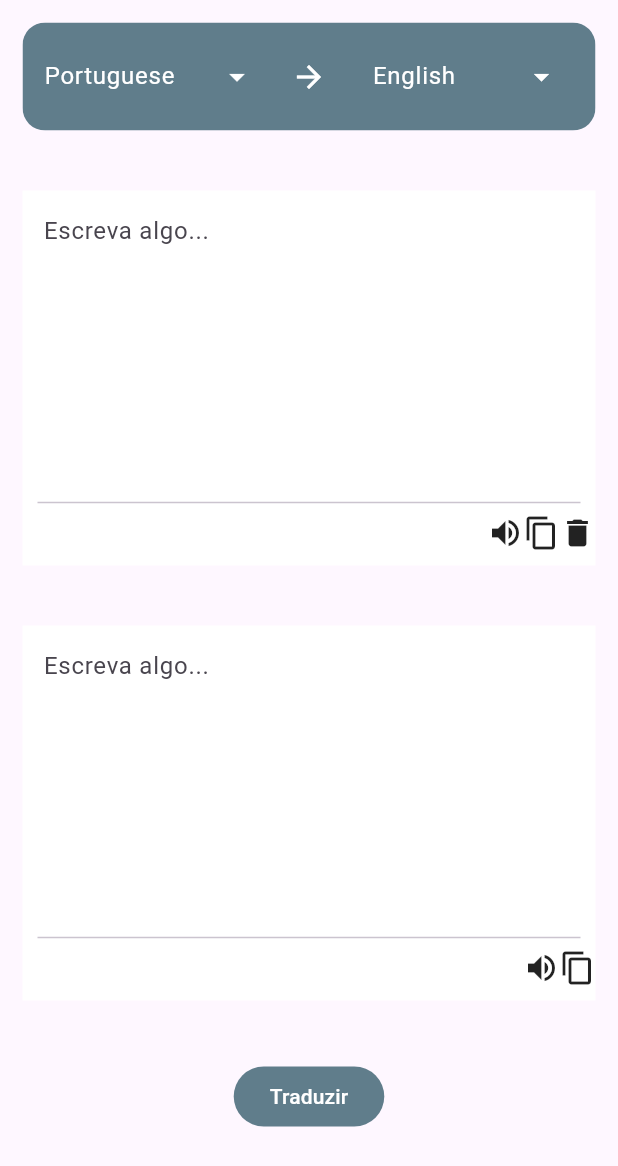
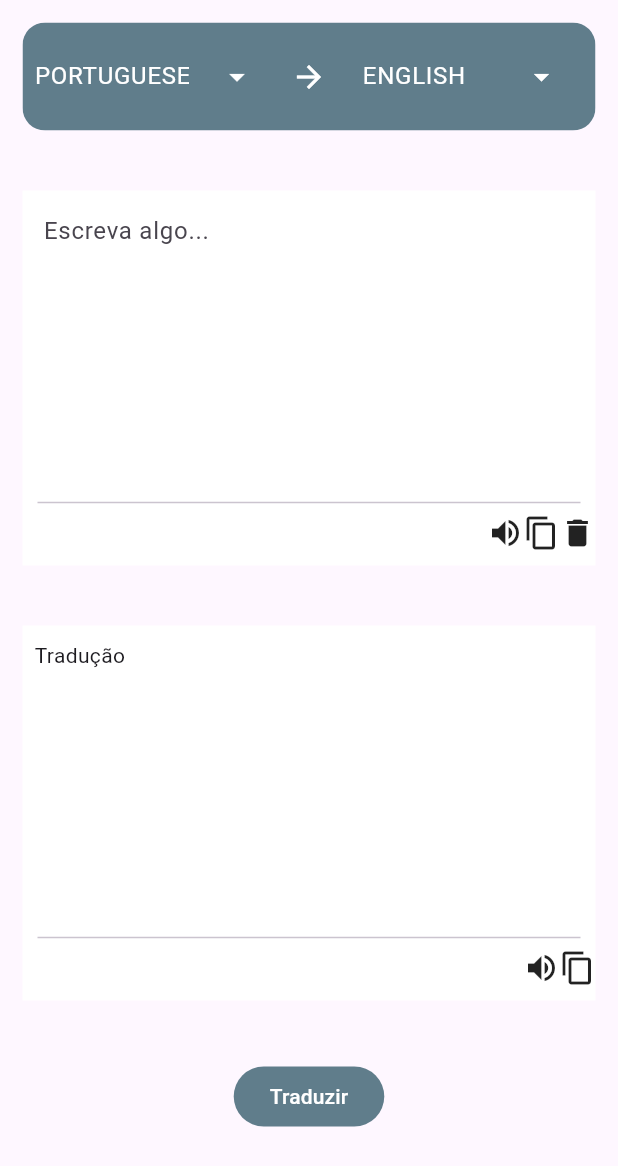
Before and after one commit to Luiz-fss/app_translator, a Flutter app: the screen it shows after launch, after a tap on "Traduzir", on a phone screen of 412 x 824 dp. Shown: the top 1166 px of the screen. Run offline on Flutter 3.47's test engine with Material 3 defaults, Android fonts, the phone set to English and light mode, and no system bars; our stand-ins replace flutter_riverpod; missing offline and left inert: google_mlkit_translation.

Commit message:
control drop down

```diff
--- a/lib/main.dart
+++ b/lib/main.dart
@@ -1,8 +1,9 @@
 import 'package:app_translate/presenter/screens/home_screen.dart';
 import 'package:flutter/material.dart';
+import 'package:flutter_riverpod/flutter_riverpod.dart';
 
 void main() {
-  runApp(const MyApp());
+  runApp(ProviderScope(child: const MyApp()));
 }
 
 class MyApp extends StatelessWidget {
--- a/lib/presenter/components/custom_drop_down_menu.dart
+++ b/lib/presenter/components/custom_drop_down_menu.dart
@@ -1,3 +1,4 @@
+import 'package:app_translate/domain/helpers/language.dart';
 import 'package:flutter/material.dart';
 
 class CustomDropDownMenu extends StatelessWidget {
@@ -8,18 +9,19 @@ class CustomDropDownMenu extends StatelessWidget {
     this.initialSelection,
   });
 
-  final void Function(String?)? onSelected;
-  final List<String> languages;
-  final String? initialSelection;
+  final void Function(Language?)? onSelected;
+  final List<Language> languages;
+  final Language? initialSelection;
 
   @override
   Widget build(BuildContext context) {
-    return Padding(
+    return Expanded(
+      child: Padding(
         padding: const EdgeInsets.all(8.0),
         child: DropdownMenu(
           dropdownMenuEntries: languages
               .map(
-              (language) => DropdownMenuEntry(value: language, label: language),
+                (language) => DropdownMenuEntry(value: language, label: language.name.toUpperCase()),
               )
               .toList(),
           onSelected: onSelected,
@@ -31,6 +33,7 @@ class CustomDropDownMenu extends StatelessWidget {
           textStyle: TextStyle(color: Colors.white),
           inputDecorationTheme: InputDecorationTheme(border: InputBorder.none),
         ),
+      ),
     );
   }
 }
--- /dev/null
+++ b/lib/presenter/components/translate_options.dart
@@ -0,0 +1,42 @@
+import 'package:flutter/material.dart';
+import 'package:flutter_riverpod/flutter_riverpod.dart';
+
+import '../../domain/helpers/language.dart';
+import '../providers/languages_provider.dart';
+import 'custom_drop_down_menu.dart';
+
+class TranslateOptions extends ConsumerWidget {
+   TranslateOptions(this.languages, {super.key});
+
+  final List<Language> languages ;
+  @override
+  Widget build(BuildContext context, WidgetRef ref) {
+    final sourceLanguage = ref.watch(sourceLanguageProvider);
+    final targetLanguage = ref.watch(targetLanguageProvider);
+    return  ClipRRect(
+      borderRadius: BorderRadius.circular(15),
+      child: ColoredBox(
+        color: Colors.blueGrey ,
+        child: Row(
+          children: [
+            CustomDropDownMenu(
+              onSelected: (lang){
+                ref.read(sourceLanguageProvider.notifier).state = lang!;
+              },
+              languages: languages,
+              initialSelection: sourceLanguage,
+            ),
+            Icon(Icons.arrow_forward,color: Colors.white,),
+            CustomDropDownMenu(
+              onSelected: (lang){
+                ref.read(targetLanguageProvider.notifier).state = lang!;
+              },
+              languages: languages,
+              initialSelection: targetLanguage,
+            )
+          ],
+        ),
+      ),
+    );
+  }
+}
--- /dev/null
+++ b/lib/presenter/providers/languages_provider.dart
@@ -0,0 +1,13 @@
+
+
+import 'package:flutter_riverpod/flutter_riverpod.dart';
+import '../../domain/helpers/language.dart';
+
+final sourceLanguageProvider = StateProvider<Language>((ref){
+  return Language.portuguese;
+});
+
+
+final targetLanguageProvider = StateProvider<Language>((ref){
+  return Language.english;
+});
--- a/lib/presenter/screens/home_screen.dart
+++ b/lib/presenter/screens/home_screen.dart
@@ -1,12 +1,23 @@
+import 'package:app_translate/domain/helpers/language.dart';
+import 'package:app_translate/domain/repositories/translate_text_repository.dart';
 import 'package:app_translate/presenter/components/custom_drop_down_menu.dart';
 import 'package:app_translate/presenter/components/translate_box.dart';
+import 'package:app_translate/presenter/components/translate_options.dart';
+import 'package:app_translate/presenter/providers/languages_provider.dart';
+import 'package:app_translate/presenter/providers/translate_text_provider.dart';
 import 'package:flutter/material.dart';
+import 'package:flutter_riverpod/flutter_riverpod.dart';
 
-class HomeScreen extends StatelessWidget {
-  const HomeScreen({super.key});
+class HomeScreen extends ConsumerWidget {
+   HomeScreen({super.key});
+
+  final languages = Language.values;
 
   @override
-  Widget build(BuildContext context) {
+  Widget build(BuildContext context,WidgetRef ref) {
+
+    final sourceLanguage = ref.watch(sourceLanguageProvider);
+    final targetLanguage = ref.watch(targetLanguageProvider);
     return  Scaffold(
       body: SafeArea(
         child: Padding(
@@ -14,35 +25,7 @@ class HomeScreen extends StatelessWidget {
           child: Column(
             spacing: 40,
             children: [
-              ClipRRect(
-                borderRadius: BorderRadius.circular(15),
-                child: ColoredBox(
-                  color: Colors.blueGrey ,
-                  child: Row(
-                    children: [
-                      Flexible(
-                        child: CustomDropDownMenu(
-                          onSelected: (value){},
-                          languages: [
-                            "Portuguese","English"
-                          ],
-                          initialSelection: "Portuguese",
-                        ),
-                      ),
-                      Icon(Icons.arrow_forward,color: Colors.white,),
-                      Flexible(
-                        child: CustomDropDownMenu(
-                          onSelected: (value){},
-                          languages: [
-                            "Portuguese","English"
-                          ],
-                          initialSelection: "English",
-                        ),
-                      )
-                    ],
-                  ),
-                ),
-              ),
+              TranslateOptions(languages),
               TranslateBox(
                 icons: [
                   Icon(Icons.volume_up),
@@ -57,16 +40,23 @@ class HomeScreen extends StatelessWidget {
                   Icon(Icons.volume_up),
                   Icon(Icons.copy),
                 ],
-                labelText: "Escreva algo...",
-                isTextField: true,
+                labelText: "Tradução",
+                isTextField: false,
               ),
 
-              FilledButton(
-                style: ButtonStyle(
-                  backgroundColor: WidgetStatePropertyAll(Colors.blueGrey)
-                ),
-                onPressed: (){},
-                child: Text("Traduzir"),)
+              Flexible(
+                child: FilledButton(
+                  style: ButtonStyle(
+                    backgroundColor: WidgetStatePropertyAll(Colors.blueGrey)
+                  ),
+                  onPressed: (){
+                    ref.read(translateTextProvider.notifier).translate(TranslateTextParams(
+                        textTranslate: "",
+                        sourceLanguage: sourceLanguage,
+                        targetLanguage: targetLanguage));
+                  },
+                  child: Text("Traduzir"),),
+              )
 
             ],
           ),
```
Lines whose indentation alone changed are shown as unchanged.
